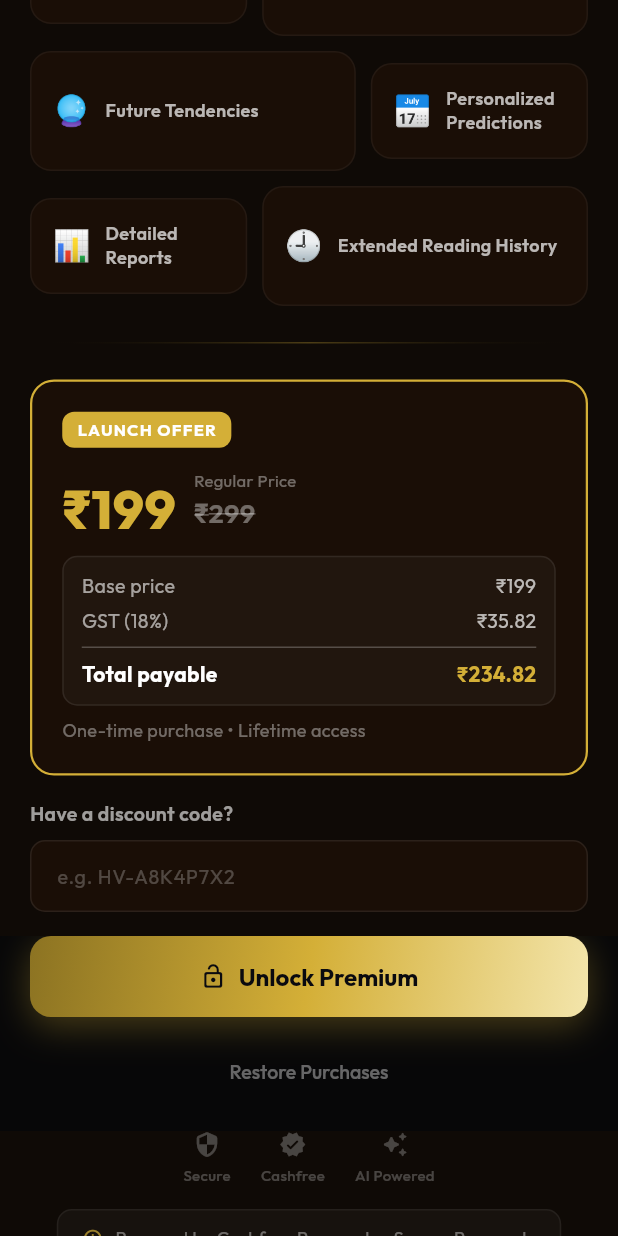
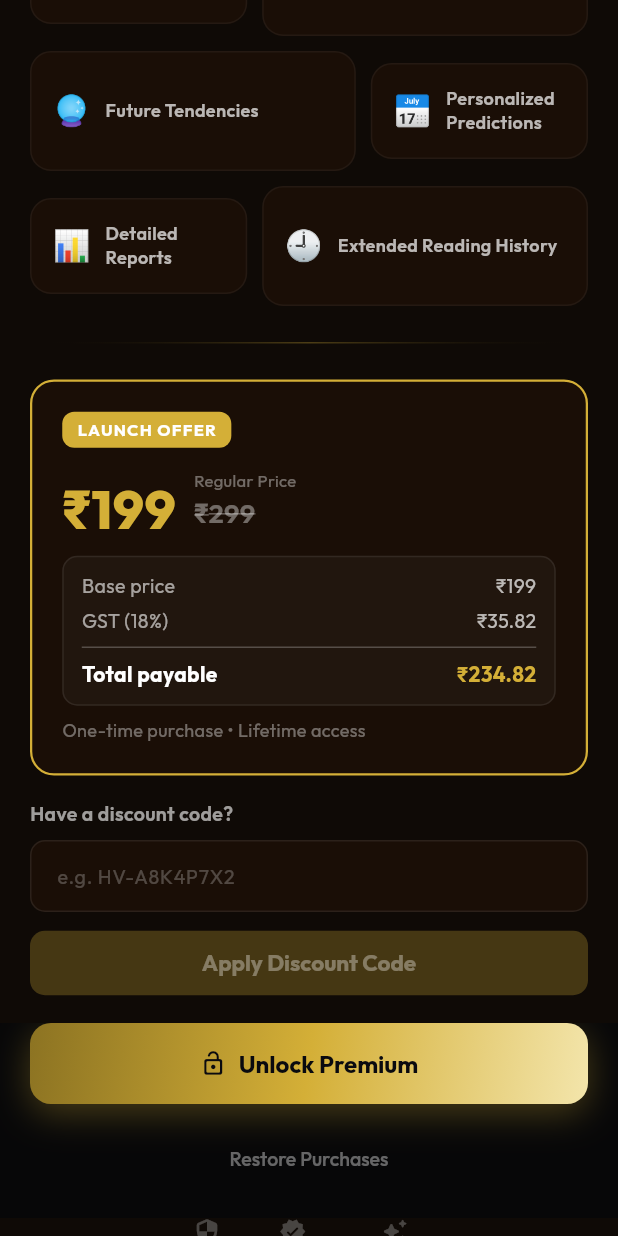
Before and after one commit to saxenavs007/hastveda-app, a Flutter app: the PremiumPaywallScreen screen opened by its route, scrolled down 576 dp, on a phone screen of 412 x 824 dp. Run offline on Flutter 3.47's test engine with Material 3 defaults, Android fonts, the phone set to English and light mode, and no system bars; our stand-ins replace camera, connectivity_plus, dio, firebase_core, firebase_messaging, fl_chart and 18 more; missing offline and left inert: dart:js_interop, flutter_cashfree_pg_sdk, universal_html; accounts and stored records are empty; network calls fail.

Commit message:
Add apply discount code flow to Premium checkout

```diff
--- a/lib/presentation/premium_paywall_screen/premium_paywall_screen.dart
+++ b/lib/presentation/premium_paywall_screen/premium_paywall_screen.dart
@@ -39,7 +39,7 @@ class _PremiumPaywallScreenState extends State<PremiumPaywallScreen>
     with SingleTickerProviderStateMixin {
   bool _isLoading = false;
   bool _isVerifying = false; // true while polling/verifying after SDK callback
-  final bool _isCouponLoading = false;
+  bool _isCouponLoading = false;
   String _couponCode = '';
   String? _couponError;
   String? _couponSuccess;
@@ -84,11 +84,112 @@ class _PremiumPaywallScreenState extends State<PremiumPaywallScreen>
       _couponCode = value.trim().toUpperCase();
       _couponError = null;
       _couponSuccess = null;
-      if (value.isEmpty) {
-        _discountAmount = null;
-        _finalAmount = null;
+      _discountAmount = null;
+      _finalAmount = null;
+      _baseAmount = null;
+      _gstAmount = null;
+    });
+  }
+
+  Future<void> _applyCoupon() async {
+    final code = _couponController.text.trim().toUpperCase();
+    if (code.isEmpty || _isCouponLoading) return;
+
+    setState(() {
+      _isCouponLoading = true;
+      _couponError = null;
+      _couponSuccess = null;
+      _discountAmount = null;
+      _finalAmount = null;
+      _baseAmount = null;
+      _gstAmount = null;
+      _couponCode = code;
+    });
+
+    try {
+      final client = Supabase.instance.client;
+      final user = client.auth.currentUser;
+      if (user == null) {
+        throw Exception('Please sign in before applying a discount code.');
       }
-    });
+
+      final coupon = await client
+          .from('discount_codes')
+          .select('id, code, discount_type, discount_value, max_redemptions, max_per_customer, used_count, assigned_user_id, assigned_email, expires_at, is_active')
+          .eq('code', code)
+          .maybeSingle();
+
+      if (coupon == null || coupon['is_active'] != true) {
+        throw Exception('Invalid or inactive discount code.');
+      }
+      final expiresAt = coupon['expires_at'];
+      if (expiresAt != null &&
+          DateTime.parse(expiresAt.toString()).isBefore(DateTime.now())) {
+        throw Exception('This discount code has expired.');
+      }
+      if ((coupon['used_count'] as num? ?? 0) >=
+          (coupon['max_redemptions'] as num? ?? 1)) {
+        throw Exception('This discount code has already been used.');
+      }
+      if (coupon['assigned_user_id'] != null &&
+          coupon['assigned_user_id'] != user.id) {
+        throw Exception('This discount code is not assigned to your account.');
+      }
+      final assignedEmail = coupon['assigned_email']?.toString().trim().toLowerCase();
+      if (assignedEmail != null &&
+          assignedEmail.isNotEmpty &&
+          assignedEmail != (user.email ?? '').trim().toLowerCase()) {
+        throw Exception('This discount code is not assigned to your account.');
+      }
+
+      final redemption = await client
+          .from('coupon_redemptions')
+          .select('id')
+          .eq('coupon_id', coupon['id'])
+          .eq('user_id', user.id)
+          .eq('payment_status', 'success')
+          .limit(1);
+      if (redemption.isNotEmpty) {
+        throw Exception('You have already used this discount code.');
+      }
+
+      final value = (coupon['discount_value'] as num).toDouble();
+      final rawDiscount = coupon['discount_type'] == 'percentage'
+          ? CashfreePaymentService.launchPrice * value / 100
+          : value;
+      final discount = ((rawDiscount.clamp(
+                0.0,
+                CashfreePaymentService.launchPrice - 1.0,
+              ) * 100)
+              .round()) /
+          100;
+      final base = CashfreePaymentService.launchPrice - discount;
+      final gst = ((base * 0.18 * 100).round()) / 100;
+      final total = ((base + gst) * 100).round() / 100;
+
+      if (!mounted) return;
+      setState(() {
+        _discountAmount = discount;
+        _baseAmount = base;
+        _gstAmount = gst;
+        _finalAmount = total;
+        _couponSuccess = discount > 0
+            ? 'Code applied — you save ₹${discount.toStringAsFixed(2)}. Pay ₹${total.toStringAsFixed(2)} including GST.'
+            : 'Code applied successfully.';
+      });
+    } catch (e) {
+      if (mounted) {
+        setState(() {
+          _couponError = e.toString().replaceFirst('Exception: ', '');
+          _discountAmount = null;
+          _finalAmount = null;
+          _baseAmount = null;
+          _gstAmount = null;
+        });
+      }
+    } finally {
+      if (mounted) setState(() => _isCouponLoading = false);
+    }
   }
 
   Future<void> _onUnlockTapped() async {
@@ -755,6 +856,35 @@ class _PremiumPaywallScreenState extends State<PremiumPaywallScreen>
               ),
             ],
           ),
+          const SizedBox(height: 10),
+          SizedBox(
+            width: double.infinity,
+            child: ElevatedButton(
+              onPressed: _isCouponLoading || _couponCode.isEmpty
+                  ? null
+                  : _applyCoupon,
+              style: ElevatedButton.styleFrom(
+                backgroundColor: AppTheme.primary,
+                foregroundColor: Colors.white,
+                disabledBackgroundColor: AppTheme.primary.withAlpha(70),
+                padding: const EdgeInsets.symmetric(vertical: 12),
+                shape: RoundedRectangleBorder(
+                  borderRadius: BorderRadius.circular(10),
+                ),
+              ),
+              child: _isCouponLoading
+                  ? const SizedBox(
+                      width: 18,
+                      height: 18,
+                      child: CircularProgressIndicator(
+                        strokeWidth: 2,
+                        color: Colors.white,
+                      ),
+                    )
+                  : Text('Apply Discount Code',
+                      style: GoogleFonts.outfit(fontWeight: FontWeight.w700)),
+            ),
+          ),
           if (_couponError != null) ...[
             const SizedBox(height: 6),
             Row(
```
